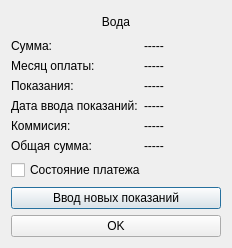
Old version of the form Forms/water.ui in the repository FenyukAndrew/QtCalculatePayment.
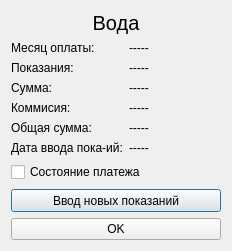
New version of the form.

Patch:
```diff
--- a/Forms/water.ui
+++ b/Forms/water.ui
@@ -7,7 +7,7 @@
     <x>0</x>
     <y>0</y>
     <width>232</width>
-    <height>248</height>
+    <height>251</height>
    </rect>
   </property>
   <property name="sizePolicy">
@@ -33,6 +33,13 @@
      </property>
      <item>
       <widget class="QLabel" name="label">
+       <property name="font">
+        <font>
+         <pointsize>15</pointsize>
+         <weight>50</weight>
+         <bold>false</bold>
+        </font>
+       </property>
        <property name="text">
         <string>Вода</string>
        </property>
@@ -47,126 +54,89 @@
      <item>
       <layout class="QFormLayout" name="formLayout_2">
        <item row="0" column="0">
-        <widget class="QLabel" name="label_5">
-         <property name="text">
-          <string>Сумма:</string>
-         </property>
-        </widget>
-       </item>
-       <item row="0" column="1">
-        <widget class="QLabel" name="Sum">
-         <property name="palette">
-          <palette>
-           <active>
-            <colorrole role="Base">
-             <brush brushstyle="SolidPattern">
-              <color alpha="255">
-               <red>0</red>
-               <green>255</green>
-               <blue>127</blue>
-              </color>
-             </brush>
-            </colorrole>
-           </active>
-           <inactive>
-            <colorrole role="Base">
-             <brush brushstyle="SolidPattern">
-              <color alpha="255">
-               <red>0</red>
-               <green>255</green>
-               <blue>127</blue>
-              </color>
-             </brush>
-            </colorrole>
-           </inactive>
-           <disabled>
-            <colorrole role="Base">
-             <brush brushstyle="SolidPattern">
-              <color alpha="255">
-               <red>239</red>
-               <green>235</green>
-               <blue>231</blue>
-              </color>
-             </brush>
-            </colorrole>
-           </disabled>
-          </palette>
-         </property>
-         <property name="text">
-          <string>-----</string>
-         </property>
-        </widget>
-       </item>
-       <item row="1" column="0">
         <widget class="QLabel" name="label_3_1">
          <property name="text">
           <string>Месяц оплаты:</string>
          </property>
         </widget>
        </item>
-       <item row="1" column="1">
+       <item row="0" column="1">
         <widget class="QLabel" name="Month_Year_Payment">
          <property name="text">
           <string>-----</string>
          </property>
         </widget>
        </item>
-       <item row="2" column="0">
+       <item row="1" column="0">
         <widget class="QLabel" name="label_4">
          <property name="text">
           <string>Показания:</string>
          </property>
         </widget>
        </item>
-       <item row="2" column="1">
+       <item row="1" column="1">
         <widget class="QLabel" name="Value">
          <property name="text">
           <string>-----</string>
          </property>
         </widget>
        </item>
+       <item row="2" column="0">
+        <widget class="QLabel" name="label_5">
+         <property name="text">
+          <string>Сумма:</string>
+         </property>
+        </widget>
+       </item>
+       <item row="2" column="1">
+        <widget class="QLabel" name="Sum">
+         <property name="text">
+          <string>-----</string>
+         </property>
+        </widget>
+       </item>
        <item row="3" column="0">
-        <widget class="QLabel" name="label_3">
-         <property name="text">
-          <string>Дата ввода показаний:</string>
-         </property>
-        </widget>
-       </item>
-       <item row="3" column="1">
-        <widget class="QLabel" name="Date_Input_Value">
-         <property name="text">
-          <string>-----</string>
-         </property>
-        </widget>
-       </item>
-       <item row="4" column="0">
         <widget class="QLabel" name="label_6">
          <property name="text">
           <string>Коммисия:</string>
          </property>
         </widget>
        </item>
-       <item row="4" column="1">
+       <item row="3" column="1">
         <widget class="QLabel" name="Commission">
          <property name="text">
           <string>-----</string>
          </property>
         </widget>
        </item>
-       <item row="5" column="0">
+       <item row="4" column="0">
         <widget class="QLabel" name="label_7">
          <property name="text">
           <string>Общая сумма:</string>
          </property>
         </widget>
        </item>
-       <item row="5" column="1">
+       <item row="4" column="1">
         <widget class="QLabel" name="Sum_Commission">
          <property name="text">
           <string>-----</string>
          </property>
         </widget>
        </item>
+       <item row="5" column="0">
+        <widget class="QLabel" name="label_3">
+         <property name="text">
+          <string>Дата ввода пока-ий:</string>
+         </property>
+        </widget>
+       </item>
+       <item row="5" column="1">
+        <widget class="QLabel" name="Date_Input_Value">
+         <property name="text">
+          <string>-----</string>
+         </property>
+        </widget>
+       </item>
       </layout>
      </item>
      <item>
```
